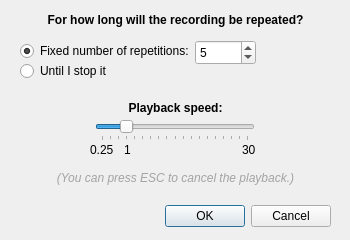
Knedme/TaskEcho, file ui/config.ui: the form before one commit.
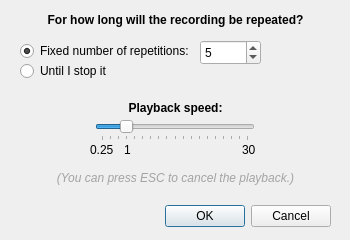
The form after the commit.

Commit message: another linux ui fix

What changed in the file:
```diff
--- a/ui/config.ui
+++ b/ui/config.ui
@@ -93,7 +93,7 @@
   <widget class="QSpinBox" name="fixed_spin">
    <property name="geometry">
     <rect>
-     <x>195</x>
+     <x>200</x>
      <y>40</y>
      <width>61</width>
      <height>25</height>
```
